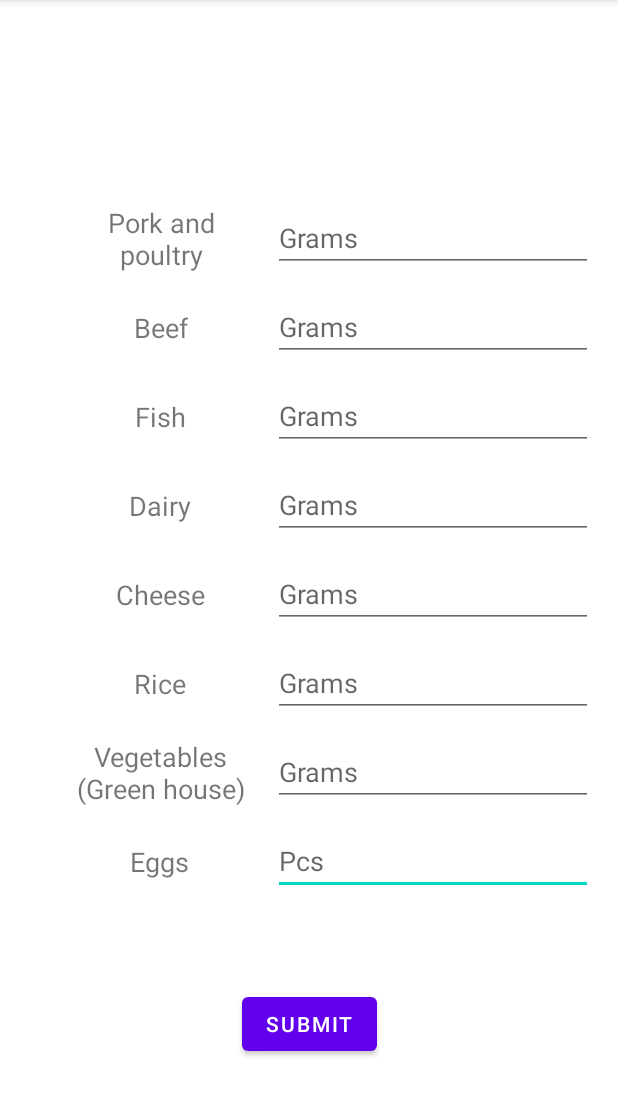
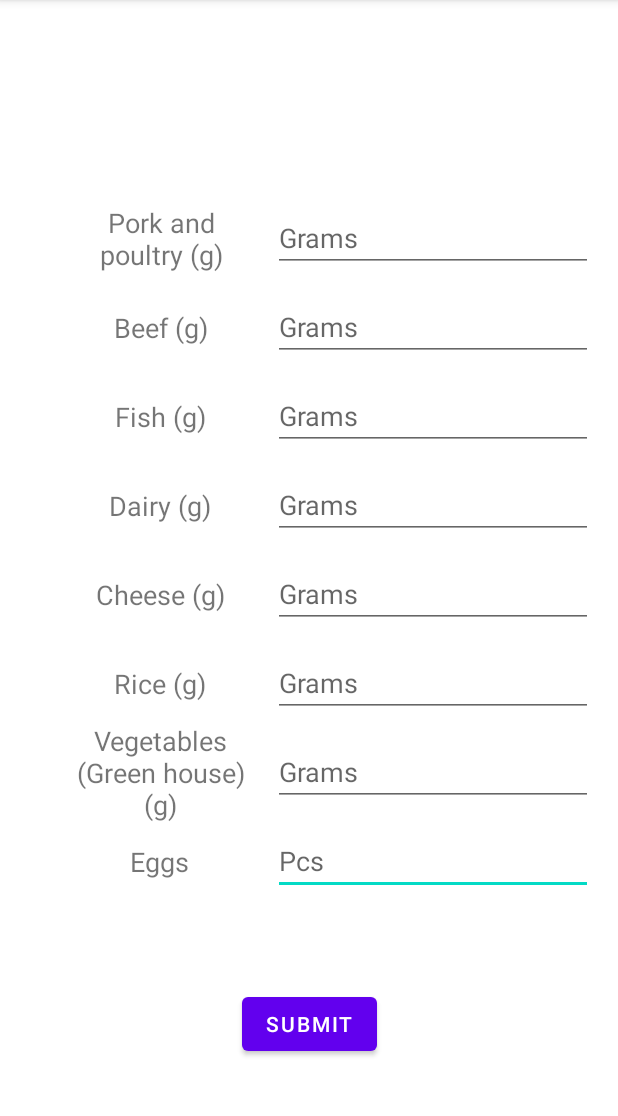
Before and after one commit to ltoikon/Diet-application-project, an Android app: the ConsumptionEntry screen opened directly, with no data from a screen before it, on a phone screen of 412 x 824 dp, the part 84-1200 px from its top. Run offline under Robolectric (Android 15) with nearby library versions, the phone set to English and light mode, and no system bars.

```diff
--- a/app/src/main/res/values/strings.xml
+++ b/app/src/main/res/values/strings.xml
@@ -15,18 +15,17 @@
     <string name="email">Email</string>
     <string name="cancel">Cancel</string>
 
-    <!-- fragment_meal_entry.xml -->
-    <string name="timing">Timing</string>
+    <!-- fragment_consumption_entry.xml -->
     <string name="grams">Grams</string>
     <string name="pieces">Pcs</string>
-    <string name="pork">Pork and poultry</string>
-    <string name="beef">Beef</string>
-    <string name="fish">Fish</string>
-    <string name="dairy">Dairy</string>
-    <string name="cheese">Cheese</string>
+    <string name="pork">Pork and poultry (g)</string>
+    <string name="beef">Beef (g)</string>
+    <string name="fish">Fish (g)</string>
+    <string name="dairy">Dairy (g)</string>
+    <string name="cheese">Cheese (g)</string>
     <string name="eggs">Eggs</string>
-    <string name="rice">Rice</string>
-    <string name="winterSalad">Vegetables (Green house)</string>
+    <string name="rice">Rice (g)</string>
+    <string name="winterSalad">Vegetables (Green house) (g)</string>
 
     <!-- fragment_biometrics_entry.xml -->
     <string name="height">Height (cm)</string>
```
